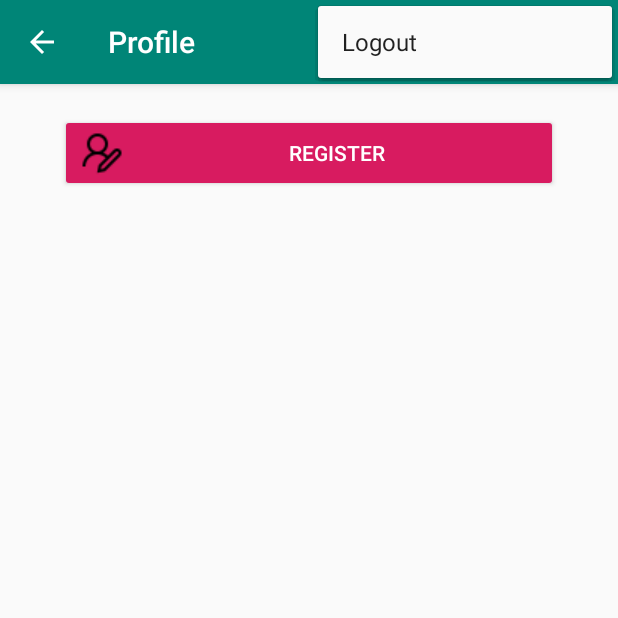
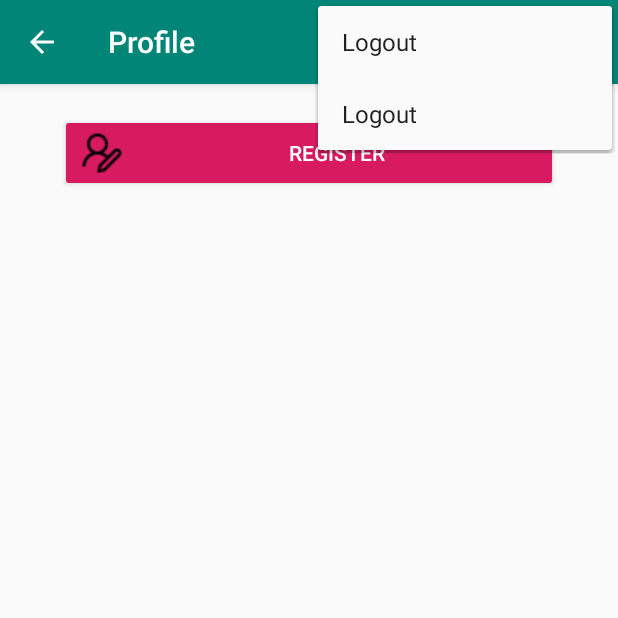
Before and after one commit to pamoda95/VentureMate2, an Android app: the ProfileActivity screen opened directly, with no data from a screen before it, with the options menu open, on a phone screen of 412 x 824 dp, the top half of it. Run offline under Robolectric (Android 15) with nearby library versions, the phone set to English and light mode, and no system bars; our stand-ins replace Firebase (no records; nobody signed in at launch, a user with empty details on screens opened directly).

```diff
--- a/app/src/main/java/com/example/venturemate/MainActivity.java
+++ b/app/src/main/java/com/example/venturemate/MainActivity.java
@@ -39,14 +39,14 @@ public class MainActivity extends AppCompatActivity {
         registerBtn.setOnClickListener(new View.OnClickListener() {
             @Override
             public void onClick(View view) {
-                startActivity(new Intent(MainActivity.this,CategorySelection.class));
+                startActivity(new Intent(MainActivity.this,RegisterActivity.class));
             }
         });
 
         loginBtn.setOnClickListener(new View.OnClickListener() {
             @Override
             public void onClick(View view) {
-                startActivity(new Intent(MainActivity.this,NearByUsers.class));
+                startActivity(new Intent(MainActivity.this,LoginActivity.class));
             }
         });
 
--- a/app/src/main/java/com/example/venturemate/UserDetails.java
+++ b/app/src/main/java/com/example/venturemate/UserDetails.java
@@ -1,5 +1,7 @@
 package com.example.venturemate;
 
+
+import com.google.android.gms.maps.model.LatLng;
 
 public class UserDetails {
     static String username = "pamoda";
@@ -8,4 +10,5 @@ public class UserDetails {
     static String uid = "";
     static String userImage="";
     static String chatWithImage = "";
+    static LatLng latLng = new LatLng(0.0,0.0);
 }
--- a/app/src/main/res/menu/menu_main.xml
+++ b/app/src/main/res/menu/menu_main.xml
@@ -8,4 +8,9 @@
         android:orderInCategory="100"
         android:title="Logout"
         app:showAsAction="never" />
+    <item
+        android:id="@+id/action_nearByUsers"
+        android:orderInCategory="100"
+        android:title="Logout"
+        app:showAsAction="never" />
 </menu>
```
Also changed, not shown: app/src/main/java/com/example/venturemate/CategorySelection.java (+9 -0 lines).
